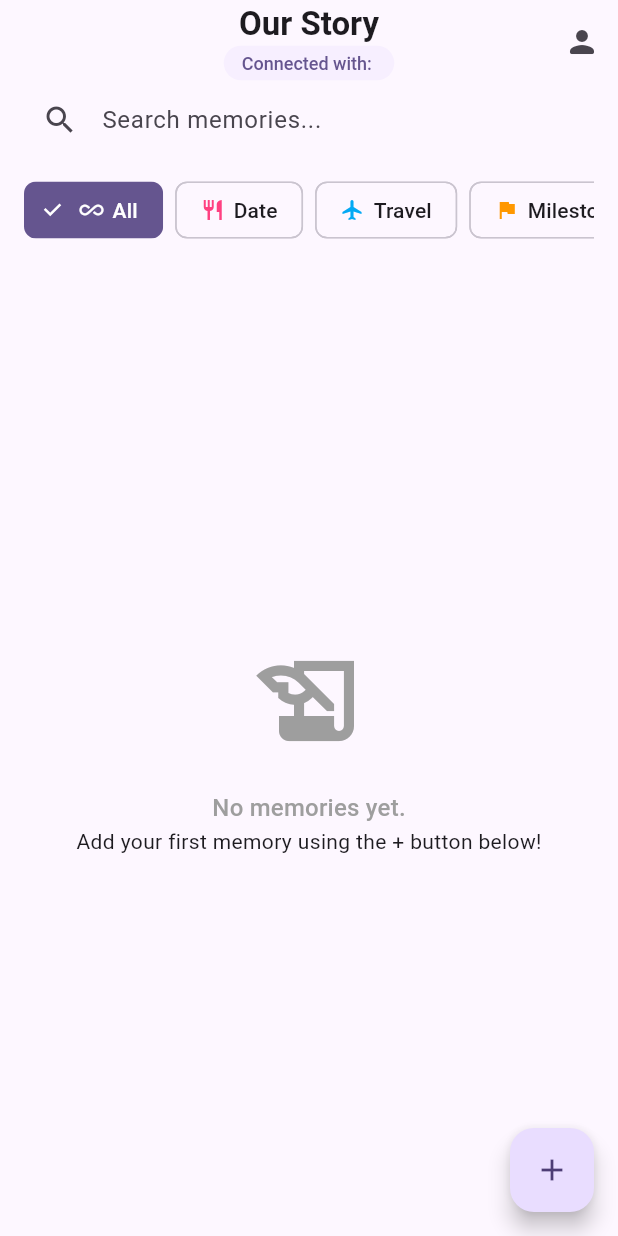
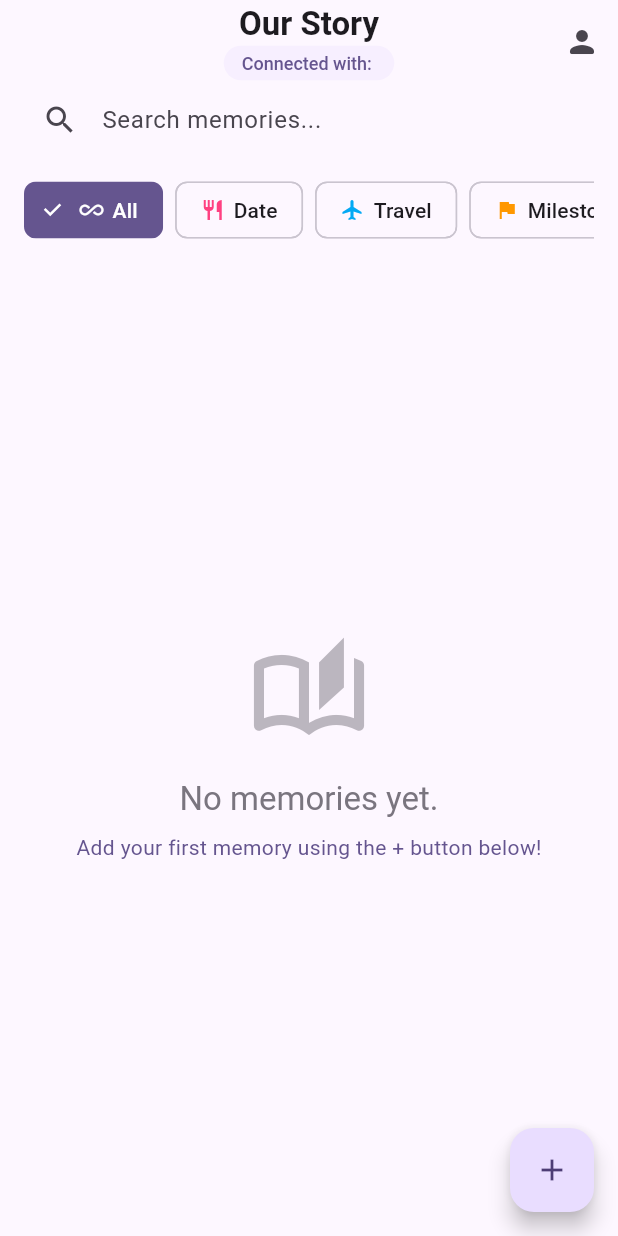
Before and after one commit to GonzhaI/couple-timeline-app, a Flutter app: the screen it shows once a user with an empty profile is signed in, on a phone screen of 412 x 824 dp. Run offline on Flutter 3.47's test engine with Material 3 defaults, Android fonts, the light colour scheme and no system bars; our stand-ins replace cloud_firestore, firebase_auth, firebase_core, shared_preferences; accounts and stored records are empty; generated files the repository leaves out were written again.

Commit message:
Feat: Mejora visual del estado vacio en Home

```diff
--- a/lib/screens/home_screen.dart
+++ b/lib/screens/home_screen.dart
@@ -58,7 +58,9 @@ class _HomeScreenState extends State<HomeScreen> {
       builder: (context, snapshot) {
         // Loading (white screen with spinner)
         if (snapshot.connectionState == ConnectionState.waiting) {
-          return const Scaffold(body: Center(child: CircularProgressIndicator()));
+          return const Scaffold(
+            body: Center(child: CircularProgressIndicator()),
+          );
         }
 
         // Error or no data
@@ -76,7 +78,10 @@ class _HomeScreenState extends State<HomeScreen> {
             appBar: AppBar(
               title: Text(l10n.homeTitle),
               actions: [
-                IconButton(icon: const Icon(Icons.logout_rounded), onPressed: () => FirebaseAuth.instance.signOut()),
+                IconButton(
+                  icon: const Icon(Icons.logout_rounded),
+                  onPressed: () => FirebaseAuth.instance.signOut(),
+                ),
               ],
             ),
             body: PairingScreen(myInviteCode: inviteCode),
@@ -89,7 +94,10 @@ class _HomeScreenState extends State<HomeScreen> {
             centerTitle: true,
             title: Column(
               children: [
-                Text(l10n.homeTitle, style: const TextStyle(fontWeight: FontWeight.bold)),
+                Text(
+                  l10n.homeTitle,
+                  style: const TextStyle(fontWeight: FontWeight.bold),
+                ),
                 PartnerName(coupleId: coupleId),
               ],
             ),
@@ -98,7 +106,12 @@ class _HomeScreenState extends State<HomeScreen> {
                 icon: const Icon(Icons.person_rounded),
                 onPressed: () {
                   // Navigate to profile screen
-                  Navigator.push(context, MaterialPageRoute(builder: (context) => const ProfileScreen()));
+                  Navigator.push(
+                    context,
+                    MaterialPageRoute(
+                      builder: (context) => const ProfileScreen(),
+                    ),
+                  );
                 },
               ),
             ],
@@ -126,12 +139,17 @@ class _HomeScreenState extends State<HomeScreen> {
                             }
 
                             // If not empty, show clear button
-                            return IconButton(icon: const Icon(Icons.clear), onPressed: _cleanSearch);
+                            return IconButton(
+                              icon: const Icon(Icons.clear),
+                              onPressed: _cleanSearch,
+                            );
                           },
                         ),
                         filled: true,
                         fillColor: Theme.of(context).cardColor,
-                        contentPadding: const EdgeInsets.symmetric(horizontal: 16),
+                        contentPadding: const EdgeInsets.symmetric(
+                          horizontal: 16,
+                        ),
                         border: OutlineInputBorder(
                           borderRadius: BorderRadius.circular(30),
                           borderSide: BorderSide.none,
@@ -161,7 +179,8 @@ class _HomeScreenState extends State<HomeScreen> {
                             String label = cat.id;
                             if (cat.id == 'date') label = l10n.dateCategory;
                             if (cat.id == 'travel') label = l10n.travelCategory;
-                            if (cat.id == 'milestone') label = l10n.milestoneCategory;
+                            if (cat.id == 'milestone')
+                              label = l10n.milestoneCategory;
                             if (cat.id == 'daily') label = l10n.dailyCategory;
                             if (cat.id == 'party') label = l10n.partyCategory;
 
@@ -185,46 +204,93 @@ class _HomeScreenState extends State<HomeScreen> {
                   stream: DatabaseService().getMemoriesStream(coupleId),
                   builder: (context, memorySnapshot) {
                     // Loading validations
-                    if (memorySnapshot.connectionState == ConnectionState.waiting) {
+                    if (memorySnapshot.connectionState ==
+                        ConnectionState.waiting) {
                       return const Center(child: CircularProgressIndicator());
                     }
                     // No memories found
-                    if (!memorySnapshot.hasData || memorySnapshot.data!.docs.isEmpty) {
-                      if (_searchQuery.isEmpty && _selectedCategoryFilter == 'all') {
+                    if (!memorySnapshot.hasData ||
+                        memorySnapshot.data!.docs.isEmpty) {
+                      if (_searchQuery.isEmpty &&
+                          _selectedCategoryFilter == 'all') {
                         return Center(
                           child: Column(
                             mainAxisAlignment: MainAxisAlignment.center,
                             children: [
-                              const Icon(Icons.history_edu, size: 80, color: Colors.grey),
-                              const SizedBox(height: 20),
+                              Icon(
+                                Icons.auto_stories_outlined,
+                                size: 80,
+                                color: Theme.of(
+                                  context,
+                                ).colorScheme.outline.withOpacity(0.5),
+                              ),
+                              const SizedBox(height: 16),
                               Text(
                                 l10n.noMemoriesYet,
-                                style: Theme.of(context).textTheme.titleMedium?.copyWith(color: Colors.grey),
+                                style: Theme.of(context).textTheme.titleLarge
+                                    ?.copyWith(
+                                      color: Theme.of(
+                                        context,
+                                      ).colorScheme.outline,
+                                    ),
                               ),
-                              Text(l10n.addFirstMemory),
+                              const SizedBox(height: 8),
+                              Text(
+                                l10n.addFirstMemory,
+                                style: Theme.of(context).textTheme.bodyMedium
+                                    ?.copyWith(
+                                      color: Theme.of(
+                                        context,
+                                      ).colorScheme.primary,
+                                    ),
+                              ),
                             ],
                           ),
                         );
                       } else {
-                        return Center(child: Text(l10n.noMemoriesFound));
+                        return Center(
+                          child: Column(
+                            mainAxisAlignment: MainAxisAlignment.center,
+                            children: [
+                              Icon(
+                                Icons.search_off_rounded,
+                                size: 80,
+                                color: Theme.of(context).disabledColor,
+                              ),
+                              const SizedBox(height: 16),
+                              Text(
+                                l10n.noMemoriesFound,
+                                textAlign: TextAlign.center,
+                                style: Theme.of(context).textTheme.titleMedium
+                                    ?.copyWith(
+                                      color: Theme.of(context).disabledColor,
+                                    ),
+                              ),
+                            ],
+                          ),
+                        );
                       }
                     }
 
                     final allMemories = memorySnapshot.data!.docs;
                     final filteredMemories = allMemories.where((doc) {
                       final data = doc.data() as Map<String, dynamic>;
-                      final title = (data['title'] as String? ?? '').toLowerCase();
-                      final description = (data['description'] as String? ?? '').toLowerCase();
+                      final title = (data['title'] as String? ?? '')
+                          .toLowerCase();
+                      final description = (data['description'] as String? ?? '')
+                          .toLowerCase();
                       final category = data['category'] as String? ?? 'daily';
 
                       // Category filter
-                      if (_selectedCategoryFilter != 'all' && category != _selectedCategoryFilter) {
+                      if (_selectedCategoryFilter != 'all' &&
+                          category != _selectedCategoryFilter) {
                         return false;
                       }
 
                       // Text filter
                       if (_searchQuery.isNotEmpty) {
-                        return title.contains(_searchQuery) || description.contains(_searchQuery);
+                        return title.contains(_searchQuery) ||
+                            description.contains(_searchQuery);
                       }
 
                       return true;
@@ -235,15 +301,20 @@ class _HomeScreenState extends State<HomeScreen> {
                       itemCount: filteredMemories.length + 1,
                       itemBuilder: (context, index) {
                         if (index == 0) {
-                          return _searchQuery.isEmpty && _selectedCategoryFilter == 'all'
+                          return _searchQuery.isEmpty &&
+                                  _selectedCategoryFilter == 'all'
                               ? DaysCounter(coupleId: coupleId)
                               : const SizedBox.shrink();
                         }
 
                         final memoryDoc = filteredMemories[index - 1];
-                        final memoryData = memoryDoc.data() as Map<String, dynamic>;
+                        final memoryData =
+                            memoryDoc.data() as Map<String, dynamic>;
 
-                        return MemoryCard(memoryId: memoryDoc.id, data: memoryData);
+                        return MemoryCard(
+                          memoryId: memoryDoc.id,
+                          data: memoryData,
+                        );
                       },
                     );
                   },
@@ -254,7 +325,12 @@ class _HomeScreenState extends State<HomeScreen> {
           // Floating action button to add new memory
           floatingActionButton: FloatingActionButton(
             onPressed: () {
-              Navigator.push(context, MaterialPageRoute(builder: (context) => AddMemoryScreen(coupleId: coupleId)));
+              Navigator.push(
+                context,
+                MaterialPageRoute(
+                  builder: (context) => AddMemoryScreen(coupleId: coupleId),
+                ),
+              );
             },
             child: const Icon(Icons.add),
           ),
@@ -277,7 +353,11 @@ class _HomeScreenState extends State<HomeScreen> {
         label: Row(
           mainAxisSize: MainAxisSize.min,
           children: [
-            Icon(icon, size: 16, color: isSelected ? Colors.white : (color ?? Colors.grey)),
+            Icon(
+              icon,
+              size: 16,
+              color: isSelected ? Colors.white : (color ?? Colors.grey),
+            ),
             const SizedBox(width: 6),
             Text(label),
           ],
@@ -290,7 +370,11 @@ class _HomeScreenState extends State<HomeScreen> {
         },
         checkmarkColor: Colors.white,
         selectedColor: Theme.of(context).primaryColor,
-        labelStyle: TextStyle(color: isSelected ? Colors.white : Theme.of(context).textTheme.bodyMedium?.color),
+        labelStyle: TextStyle(
+          color: isSelected
+              ? Colors.white
+              : Theme.of(context).textTheme.bodyMedium?.color,
+        ),
       ),
     );
   }
```
Also changed, not shown: lib/screens/memory_detail_screen.dart (+86 -36 lines), pubspec.lock, 2 other files.
